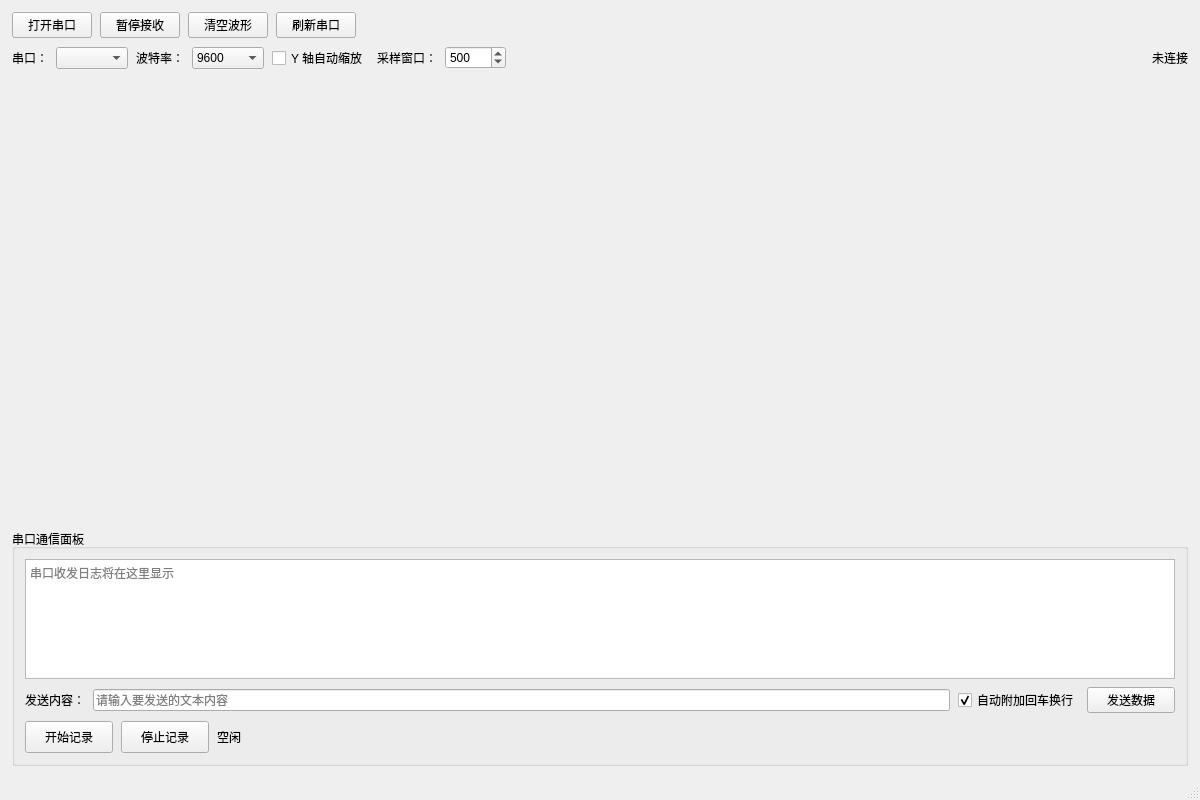
Above: src/mainwindow.ui from bblovenn/serialport before the change. Below: the same form after it.
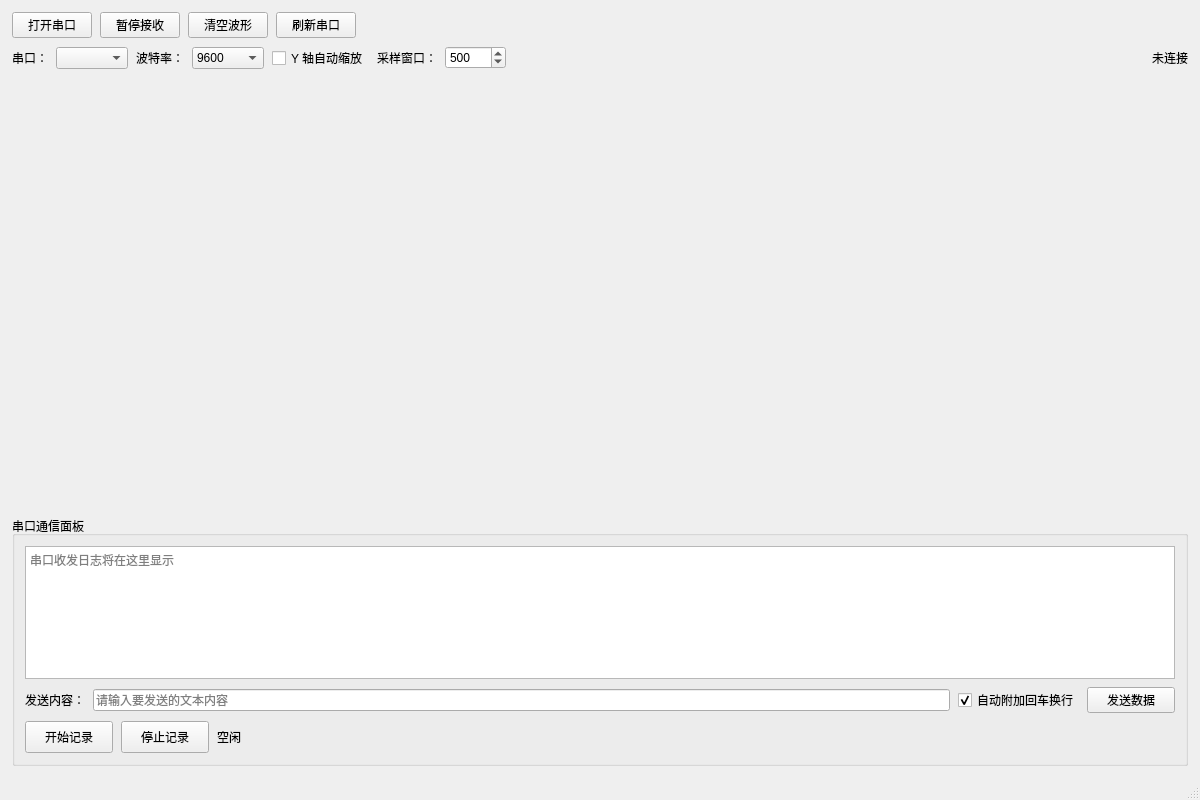
That is the form after the change.

What changed in the file:
```diff
--- a/src/mainwindow.ui
+++ b/src/mainwindow.ui
@@ -284,7 +284,7 @@
          <property name="maximumSize">
           <size>
            <width>16777215</width>
-           <height>120</height>
+           <height>140</height>
           </size>
          </property>
          <property name="readOnly">
```
